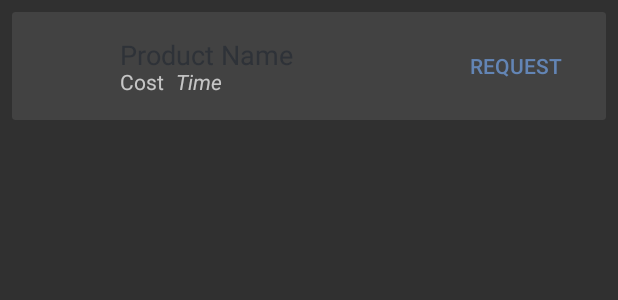
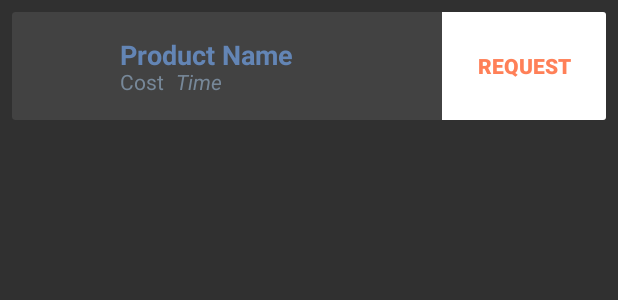
Before and after one commit to pt2121/summon, an Android app: the layout row_estimate.xml on its own in the app's theme, with its tools: preview values and no code run, on a phone screen of 412 x 824 dp. Shown: the top 300 px of the screen. Run offline under Robolectric (Android 15) with nearby library versions, the phone set to English and light mode, and no system bars.

Commit message:
Add estimate UIs

```diff
--- a/android/src/main/AndroidManifest.xml
+++ b/android/src/main/AndroidManifest.xml
@@ -45,6 +45,12 @@
     </activity>
 
     <activity
+        android:name=".UberEstimateActivity"
+        android:label="@string/app_name"
+        >
+    </activity>
+
+    <activity
         android:name=".MapsActivity"
         android:label="@string/app_name"
         >
--- a/android/src/main/res/layout/row_estimate.xml
+++ b/android/src/main/res/layout/row_estimate.xml
@@ -15,13 +15,21 @@
     card_view:cardElevation="1dp"
     >
 
+  <LinearLayout
+      android:orientation="horizontal"
+      android:layout_width="match_parent"
+      android:layout_height="match_parent"
+      android:weightSum="1"
+      >
+
     <RelativeLayout xmlns:android="http://schemas.android.com/apk/res/android"
-      android:layout_width="match_parent"
+        android:layout_width="0dp"
         android:layout_height="72dp"
         android:layout_marginEnd="@dimen/activity_horizontal_margin"
         android:layout_marginLeft="@dimen/activity_horizontal_margin"
         android:layout_marginRight="@dimen/activity_horizontal_margin"
         android:layout_marginStart="@dimen/activity_horizontal_margin"
+        android:layout_weight="0.7"
         >
 
       <ImageView
@@ -47,7 +55,8 @@
           android:layout_toRightOf="@+id/vehicleImageView"
           android:text="@string/product_name"
           android:textAppearance="?android:attr/textAppearanceMedium"
-        android:textColor="@color/primary_dark"
+          android:textColor="@color/primary"
+          android:textStyle="bold"
           />
 
       <TextView
@@ -61,6 +70,7 @@
           android:layout_toRightOf="@+id/vehicleImageView"
           android:text="@string/cost"
           android:textAppearance="?android:attr/textAppearanceSmall"
+          android:textColor="@color/light_slate_gray"
           />
 
       <TextView
@@ -75,21 +85,24 @@
           android:text="@string/time"
           android:textAppearance="?android:attr/textAppearanceSmall"
           android:textStyle="italic"
+          android:textColor="@color/light_slate_gray"
           />
+
+
+    </RelativeLayout>
 
     <Button
         android:id="@+id/requestButton"
         style="?android:attr/borderlessButtonStyle"
-        android:layout_width="wrap_content"
-        android:layout_height="wrap_content"
-        android:layout_alignBottom="@+id/vehicleImageView"
-        android:layout_alignParentEnd="true"
-        android:layout_alignParentRight="true"
-        android:layout_alignTop="@+id/vehicleImageView"
+        android:layout_width="0dp"
+        android:layout_height="match_parent"
         android:text="@string/request"
-        android:textColor="@color/primary"
+        android:background="@android:color/white"
+        android:textColor="@color/accent_amber"
+        android:textStyle="bold"
+        android:layout_weight="0.3"
         />
 
-  </RelativeLayout>
+  </LinearLayout>
 
 </android.support.v7.widget.CardView>
--- a/android/src/main/res/values/colors.xml
+++ b/android/src/main/res/values/colors.xml
@@ -5,5 +5,6 @@
   <color name="divider">#23262a</color>
   <color name="accent">#A4E9FF</color>
   <color name="light_slate_gray">#778899</color>
-  <color name="accent_amber">#F3BB61</color>
+  <color name="accent_amber">#ff8058</color>
+  <!--<color name="accent_amber">#F3BB61</color>-->
 </resources>
--- a/core/src/main/kotlin/com/prt2121/summon/model/PriceEstimate.kt
+++ b/core/src/main/kotlin/com/prt2121/summon/model/PriceEstimate.kt
@@ -5,7 +5,7 @@ package com.prt2121.summon.model
  */
 data class PriceEstimate(
     val product_id: String,
-    val currency_code: String,
+    val currency_code: String?,
     val localized_display_name: String,
     val display_name: String,
     val estimate: String,
```
Also changed, not shown: android/src/main/kotlin/com/prt2121/summon/EstimateAdapter.kt (added, +68 -0 lines), android/src/main/kotlin/com/prt2121/summon/MapsActivity.kt (renamed from android/src/main/kotlin/com/prt2121/summon/MapActivity.kt, +3 -18 lines), android/src/main/kotlin/com/prt2121/summon/UberEstimateActivity.kt (added, +57 -0 lines), android/src/main/kotlin/com/prt2121/summon/UberEstimateFragment.kt (+101 -0 lines). Lines whose indentation alone changed are shown as unchanged.
